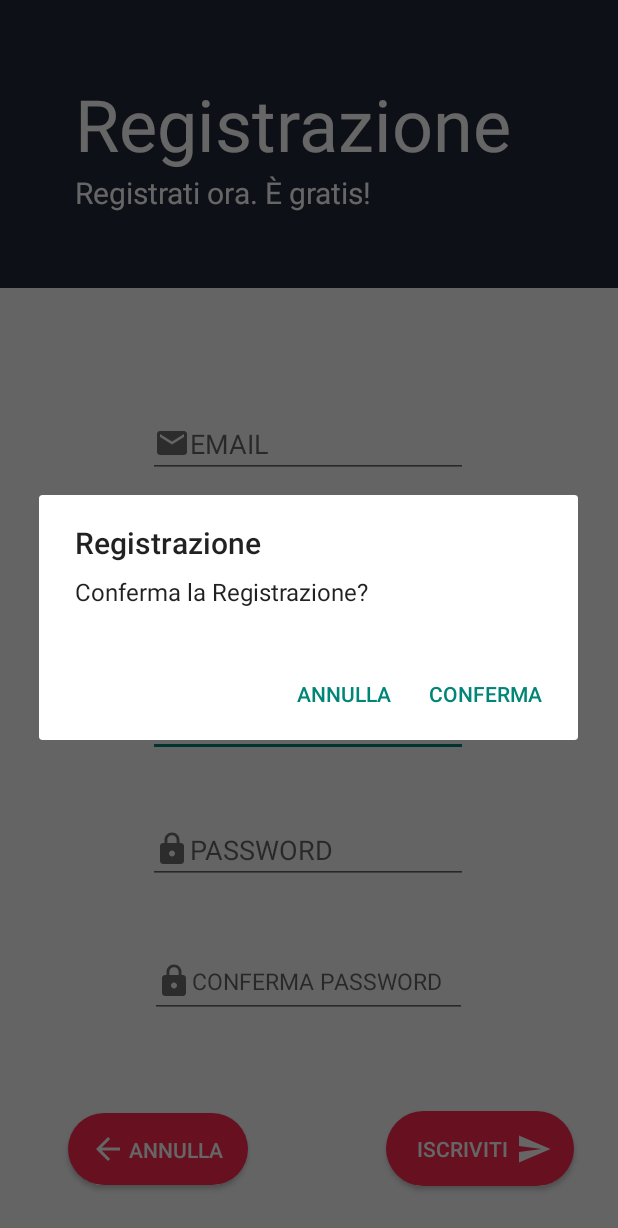
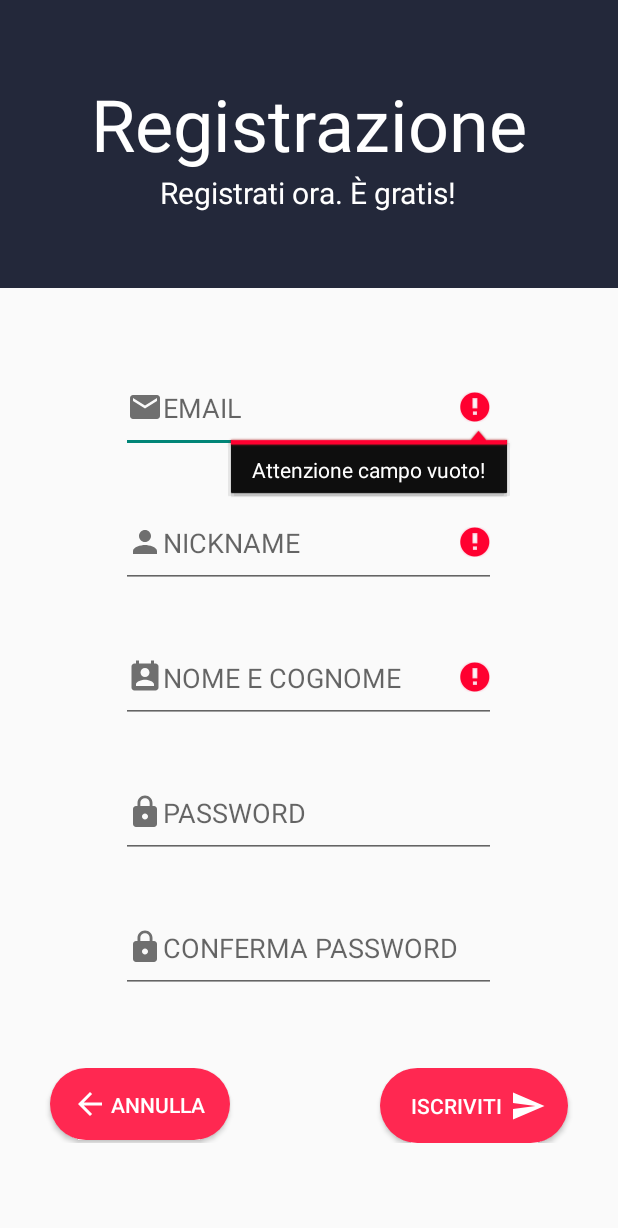
Before and after one commit to iorio170894/ConsigliaViaggi20IorioLosbeferoRuggiero, an Android app: the ActivityRegistrazione screen opened directly, with no data from a screen before it, after a tap on "ISCRIVITI", on a phone screen of 412 x 824 dp. Shown: the top 1228 px of the screen. Run offline under Robolectric (Android 15) with nearby library versions, the phone set to English and light mode, and no system bars; libraries missing offline, so code that uses them is left out: com.amazonaws, com.amazonaws.mobileconnectors, com.amazonaws.services; 2 statements that could not run were skipped.

Commit message:
Modificati i constraintLayout in LinearLayout ed aggiunti messaggi di errore per campi testo vuoti

```diff
--- a/app/src/main/java/com/example/tripnaples/ActivityRegistrazione.java
+++ b/app/src/main/java/com/example/tripnaples/ActivityRegistrazione.java
@@ -99,18 +99,20 @@ public class ActivityRegistrazione extends AppCompatActivity {
 
         //Tasto avanti va avanti nella registrazione
 
-        Button avanti = (Button) findViewById(R.id.buttonIscritivi);
-        avanti.setOnClickListener(new View.OnClickListener() {
+        Button iscriviti = (Button) findViewById(R.id.buttonIscritivi);
+        iscriviti.setOnClickListener(new View.OnClickListener() {
             @Override
             public void onClick(View view) {
 
                 if (!inputPassword.getText().toString().equals(inputConfermaPassword.getText().toString())) {
-                    AlertDialog.Builder builder=new AlertDialog.Builder(ActivityRegistrazione.this);
+                    /*AlertDialog.Builder builder=new AlertDialog.Builder(ActivityRegistrazione.this);
                     builder.setTitle("Errore nella Registrazione:");
                     builder.setMessage("Attenzione: Password e Conferma Password non coincidono");
-                    builder.show();
+                    builder.show();*/
+                    inputConfermaPassword.setError("Attenzione: Password e Conferma Password non coincidono!");
                 }
                 else {
+                    if (controlCampiVuoti(inputEmail, inputNickname, inputNome) ){
                         //custom dialog
                         final AlertDialog dialog = new AlertDialog.Builder(ActivityRegistrazione.this)
                                 .setTitle("Registrazione")
@@ -126,9 +128,9 @@ public class ActivityRegistrazione extends AppCompatActivity {
                             @Override
                             public void onClick(View v) {
 
-                            userAttributes.addAttribute("email",String.valueOf(inputEmail.getText()));
-                            userAttributes.addAttribute("nickname",String.valueOf(inputNickname.getText()));
-                            userAttributes.addAttribute("name",String.valueOf(inputNome.getText()));
+                                userAttributes.addAttribute("email", String.valueOf(inputEmail.getText()));
+                                userAttributes.addAttribute("nickname", String.valueOf(inputNickname.getText()));
+                                userAttributes.addAttribute("name", String.valueOf(inputNome.getText()));
 
                                 CognitoSettings cognitoSettings = new CognitoSettings(ActivityRegistrazione.this);
                                 cognitoSettings.getUserPool().signUpInBackground(String.valueOf(inputEmail.getText())
@@ -139,11 +141,29 @@ public class ActivityRegistrazione extends AppCompatActivity {
                         });
                     }
 
+
+                }
+
             }
         });
     }
 
-
+    private boolean controlCampiVuoti(EditText inputEmail, EditText inputNickname, EditText inputNomeCognome) {
+        boolean ritorno=true;
+        if (String.valueOf(inputEmail.getText()).isEmpty()){
+            inputEmail.setError("Attenzione campo vuoto!");
+            ritorno=false;
+        }
+        if (String.valueOf(inputNickname.getText()).isEmpty()){
+            inputNickname.setError("Attenzione campo vuoto!");
+            ritorno=false;
+        }
+        if (String.valueOf(inputNomeCognome.getText()).isEmpty()){
+            inputNomeCognome.setError("Attenzione campo vuoto!");
+            ritorno=false;
+        }
+        return ritorno;
+    }
 
 
 }
--- a/app/src/main/java/com/example/tripnaples/ActivityRicerca.java
+++ b/app/src/main/java/com/example/tripnaples/ActivityRicerca.java
@@ -176,6 +176,11 @@ public class ActivityRicerca extends AppCompatActivity implements AdapterView.On
                     range=Integer.parseInt(rangePrezzoSelected);
                 }
 
+                if (cittàSelected.isEmpty()){
+                    inputcittàSelected.setError("Attenzione campo vuoto!");
+                }
+                else {
+
                     //if (check_premuto) {
                     Check.inputUrl = "http://consigliaviaggi20.us-east-2.elasticbeanstalk.com/struttura/search_filter_strutture.php?inputTipo=" + strutturaSelected + "&inputCitt%C3%A0=" + cittàSelected + "&inputRangePrezzo=" + range;
                     //String url = "http://consigliaviaggi20.us-east-2.elasticbeanstalk.com/struttura/search_strutture.php?inputTipo=teatro";
@@ -186,6 +191,7 @@ public class ActivityRicerca extends AppCompatActivity implements AdapterView.On
                     // check_premuto=true;
 
                     // mapFragment.getMapAsync(ActivityRicerca.this);
+                }
 
 
             }
--- a/app/src/main/res/layout/activity_benvenuto.xml
+++ b/app/src/main/res/layout/activity_benvenuto.xml
@@ -1,4 +1,5 @@
 <?xml version="1.0" encoding="utf-8"?>
+
 <androidx.drawerlayout.widget.DrawerLayout
     xmlns:android="http://schemas.android.com/apk/res/android"
     xmlns:app="http://schemas.android.com/apk/res-auto"
@@ -6,7 +7,9 @@
     android:layout_width="match_parent"
     android:layout_height="match_parent"
     android:id="@+id/drawer_layout"
-    tools:context=".ActivityBenvenuto" >
+    tools:context=".ActivityBenvenuto"
+    android:nestedScrollingEnabled="true">
+
 
 
     <LinearLayout
@@ -223,4 +226,5 @@
         layout="@layout/activity_nav_drawer"/>
     </RelativeLayout>
 
+
 </androidx.drawerlayout.widget.DrawerLayout>
--- a/app/src/main/res/layout/activity_registrazione.xml
+++ b/app/src/main/res/layout/activity_registrazione.xml
@@ -1,10 +1,20 @@
 <?xml version="1.0" encoding="utf-8"?>
-<androidx.constraintlayout.widget.ConstraintLayout xmlns:android="http://schemas.android.com/apk/res/android"
+<LinearLayout xmlns:android="http://schemas.android.com/apk/res/android"
     xmlns:app="http://schemas.android.com/apk/res-auto"
     xmlns:tools="http://schemas.android.com/tools"
     android:layout_width="match_parent"
     android:layout_height="match_parent"
     tools:context=".ActivityRegistrazione">
+
+    <ScrollView
+        android:layout_width="match_parent"
+        android:layout_height="match_parent">
+
+    <LinearLayout
+        android:layout_width="match_parent"
+        android:layout_height="match_parent"
+        android:orientation="vertical">
+
 
     <LinearLayout
         android:layout_width="match_parent"
@@ -22,6 +32,7 @@
             android:text="Registrazione"
             android:textColor="#fff"
             android:textSize="48sp"
+            android:layout_gravity="center"
             tools:layout_editor_absoluteX="39dp"
             tools:layout_editor_absoluteY="-12dp"/>
 
@@ -31,18 +42,55 @@
             android:text="Registrati ora. È gratis!"
             android:textColor="#fff"
             android:textSize="20sp"
+            android:layout_gravity="center"
             tools:layout_editor_absoluteX="43dp"
             tools:layout_editor_absoluteY="91dp"/>
     </LinearLayout>
 
         <EditText
+            android:drawableLeft="@drawable/ic_baseline_mail_24"
+            android:id="@+id/editTextMailRegistration"
+            android:layout_width="250dp"
+            android:layout_height="60dp"
+            android:ems="10"
+            android:layout_marginTop="50dp"
+            android:hint="EMAIL"
+            android:inputType="textEmailAddress"
+            android:layout_gravity="center"
+            app:layout_constraintBottom_toBottomOf="parent"
+            app:layout_constraintEnd_toEndOf="parent"
+            app:layout_constraintHorizontal_bias="0.497"
+            app:layout_constraintStart_toStartOf="parent"
+            app:layout_constraintTop_toTopOf="parent"
+            app:layout_constraintVertical_bias="0.351" />
+
+        <EditText
+            android:drawableLeft="@drawable/ic_baseline_person_24"
+            android:id="@+id/editTextNicknameRegistration"
+            android:layout_width="250dp"
+            android:layout_height="60dp"
+            android:ems="10"
+            android:layout_marginTop="30dp"
+            android:hint="NICKNAME"
+            android:layout_gravity="center"
+            android:inputType="textPersonName"
+            app:layout_constraintBottom_toBottomOf="parent"
+            app:layout_constraintEnd_toEndOf="parent"
+            app:layout_constraintHorizontal_bias="0.497"
+            app:layout_constraintStart_toStartOf="parent"
+            app:layout_constraintTop_toTopOf="parent"
+            app:layout_constraintVertical_bias="0.472" />
+
+    <EditText
         android:drawableLeft="@drawable/ic_baseline_perm_contact_calendar_24"
         android:id="@+id/editTextNomeCognomeRegistration"
-        android:layout_width="wrap_content"
-        android:layout_height="wrap_content"
+        android:layout_width="250dp"
+        android:layout_height="60dp"
         android:ems="10"
         android:hint="NOME E COGNOME"
+        android:layout_marginTop="30dp"
         android:inputType="textPersonName"
+        android:layout_gravity="center"
         app:layout_constraintBottom_toBottomOf="parent"
         app:layout_constraintEnd_toEndOf="parent"
         app:layout_constraintHorizontal_bias="0.497"
@@ -51,20 +99,68 @@
         app:layout_constraintVertical_bias="0.59" />
 
         <EditText
+            android:drawableLeft="@drawable/ic_baseline_lock_24"
+            android:id="@+id/editTextTextPasswordRegistration"
+            android:layout_width="250dp"
+            android:layout_height="60dp"
+            android:ems="10"
+            android:layout_marginTop="30dp"
+            android:hint="PASSWORD"
+            android:inputType="textPassword"
+            android:layout_gravity="center"
+            app:layout_constraintBottom_toBottomOf="parent"
+            app:layout_constraintEnd_toEndOf="parent"
+            app:layout_constraintHorizontal_bias="0.497"
+            app:layout_constraintStart_toStartOf="parent"
+            app:layout_constraintTop_toTopOf="parent"
+            app:layout_constraintVertical_bias="0.699" />
+
+    <EditText
         android:id="@+id/editTextTextConfirmPasswordRegistration"
-        android:layout_width="211dp"
-        android:layout_height="48dp"
+        android:layout_width="250dp"
+        android:layout_height="60dp"
         android:drawableLeft="@drawable/ic_baseline_lock_24"
         android:ems="10"
+        android:layout_marginTop="30dp"
         android:hint="CONFERMA PASSWORD"
+        android:layout_gravity="center"
         android:inputType="textPassword"
-        android:textSize="15dp"
         app:layout_constraintBottom_toBottomOf="parent"
         app:layout_constraintEnd_toEndOf="parent"
         app:layout_constraintHorizontal_bias="0.497"
         app:layout_constraintStart_toStartOf="parent"
         app:layout_constraintTop_toTopOf="parent"
         app:layout_constraintVertical_bias="0.813" />
+
+
+
+
+        <LinearLayout
+            android:layout_width="match_parent"
+            android:layout_height="match_parent"
+            android:orientation="horizontal"
+            android:gravity="center"
+            android:layout_marginTop="50dp"
+            android:layout_marginBottom="50dp">
+
+
+            <Button
+                android:id="@+id/buttonAnnulla"
+                style="@android:style/Widget.Material.Light.Button.Inset"
+                android:layout_width="120dp"
+                android:layout_height="48dp"
+                android:background="@drawable/buttonstylepink"
+                android:drawableLeft="@drawable/ic_baseline_arrow_back_24"
+                android:text="Annulla"
+                android:layout_marginRight="100dp"
+                android:layout_gravity="start"
+                android:textColor="@color/white"
+                app:layout_constraintBottom_toBottomOf="parent"
+                app:layout_constraintEnd_toEndOf="parent"
+                app:layout_constraintHorizontal_bias="0.156"
+                app:layout_constraintStart_toStartOf="parent"
+                app:layout_constraintTop_toTopOf="parent"
+                app:layout_constraintVertical_bias="0.956" />
 
         <Button
             android:id="@+id/buttonIscritivi"
@@ -82,65 +178,9 @@
             app:layout_constraintVertical_bias="0.957"
             android:drawableRight="@drawable/ic_baseline_send_24"/>
 
-    <Button
-        android:id="@+id/buttonAnnulla"
-        style="@android:style/Widget.Material.Light.Button.Inset"
-        android:layout_width="120dp"
-        android:layout_height="48dp"
-        android:background="@drawable/buttonstylepink"
-        android:drawableLeft="@drawable/ic_baseline_arrow_back_24"
-        android:text="Annulla"
-        android:textColor="@color/white"
-        app:layout_constraintBottom_toBottomOf="parent"
-        app:layout_constraintEnd_toEndOf="parent"
-        app:layout_constraintHorizontal_bias="0.156"
-        app:layout_constraintStart_toStartOf="parent"
-        app:layout_constraintTop_toTopOf="parent"
-        app:layout_constraintVertical_bias="0.956" />
+        </LinearLayout>
 
-    <EditText
-        android:drawableLeft="@drawable/ic_baseline_lock_24"
-        android:id="@+id/editTextTextPasswordRegistration"
-        android:layout_width="wrap_content"
-        android:layout_height="wrap_content"
-        android:ems="10"
-        android:hint="PASSWORD"
-        android:inputType="textPassword"
-        app:layout_constraintBottom_toBottomOf="parent"
-        app:layout_constraintEnd_toEndOf="parent"
-        app:layout_constraintHorizontal_bias="0.497"
-        app:layout_constraintStart_toStartOf="parent"
-        app:layout_constraintTop_toTopOf="parent"
-        app:layout_constraintVertical_bias="0.699" />
+    </LinearLayout>
+    </ScrollView>
 
-    <EditText
-        android:drawableLeft="@drawable/ic_baseline_mail_24"
-        android:id="@+id/editTextMailRegistration"
-        android:layout_width="wrap_content"
-        android:layout_height="wrap_content"
-        android:ems="10"
-        android:hint="EMAIL"
-        android:inputType="textEmailAddress"
-        app:layout_constraintBottom_toBottomOf="parent"
-        app:layout_constraintEnd_toEndOf="parent"
-        app:layout_constraintHorizontal_bias="0.497"
-        app:layout_constraintStart_toStartOf="parent"
-        app:layout_constraintTop_toTopOf="parent"
-        app:layout_constraintVertical_bias="0.351" />
-
-    <EditText
-        android:drawableLeft="@drawable/ic_baseline_person_24"
-        android:id="@+id/editTextNicknameRegistration"
-        android:layout_width="wrap_content"
-        android:layout_height="wrap_content"
-        android:ems="10"
-        android:hint="NICKNAME"
-        android:inputType="textPersonName"
-        app:layout_constraintBottom_toBottomOf="parent"
-        app:layout_constraintEnd_toEndOf="parent"
-        app:layout_constraintHorizontal_bias="0.497"
-        app:layout_constraintStart_toStartOf="parent"
-        app:layout_constraintTop_toTopOf="parent"
-        app:layout_constraintVertical_bias="0.472" />
-
-</androidx.constraintlayout.widget.ConstraintLayout>
+</LinearLayout>
--- a/app/src/main/res/layout/activity_ricerca.xml
+++ b/app/src/main/res/layout/activity_ricerca.xml
@@ -111,7 +111,7 @@
 
             <EditText
                 android:id="@+id/editTextCittàStruttura"
-                android:layout_width="273dp"
+                android:layout_width="243dp"
                 android:layout_height="wrap_content"
                 android:ems="10"
                 android:paddingLeft="16dp"
--- a/app/src/main/res/layout/custompopuprecensione.xml
+++ b/app/src/main/res/layout/custompopuprecensione.xml
@@ -66,7 +66,7 @@
             android:gravity="center">
 
             <TextView
-                android:layout_width="wrap_content"
+                android:layout_width="200dp"
                 android:layout_height="wrap_content"
                 android:textAppearance="?android:textAppearanceMedium"
                 android:id="@+id/rateCount"
```
Also changed, not shown: app/src/main/AndroidManifest.xml (+4 -12 lines), app/src/main/java/com/example/tripnaples/ActivityStrutturaLoggato.java (+20 -8 lines), app/src/main/res/layout/activity_login.xml (+43 -22 lines), app/src/main/res/layout/activity_main.xml (+40 -18 lines). Lines whose indentation alone changed are shown as unchanged.
